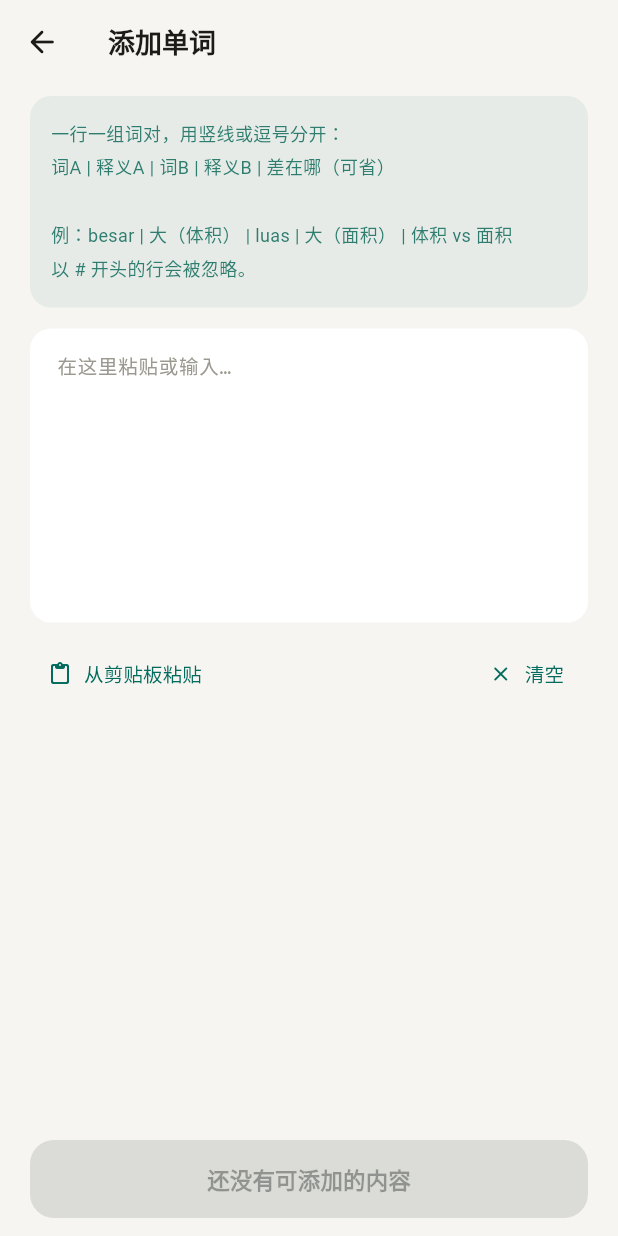
After one commit to BLUEENDDE/megumi-dictionary, a Flutter app: the screen it shows after launch, item 2 of the bottom bar chosen, after a tap on "添加单词", on a phone screen of 412 x 824 dp. The commit adds this screen. Run offline on Flutter 3.47's test engine with Material 3 defaults, Android fonts, the phone set to English and light mode, and no system bars; our stand-ins replace shared_preferences.

Commit message:
去掉添加按钮，设置改为我的，新增「添加单词」文本录入

```diff
--- a/lib/preview_main.dart
+++ b/lib/preview_main.dart
@@ -14,6 +14,7 @@ import 'screens/learned_list_screen.dart';
 import 'screens/quiz_screen.dart';
 import 'screens/root_shell.dart';
 import 'screens/settings_screen.dart';
+import 'screens/text_import_screen.dart';
 import 'services/progress_store.dart';
 import 'services/user_pairs_store.dart';
 import 'theme/palette.dart';
@@ -56,6 +57,7 @@ class PreviewApp extends StatelessWidget {
           store: progress,
         ),
       'settings' => SettingsScreen(progress: progress, userPairs: userPairs),
+      'import' => TextImportScreen(userPairs: userPairs),
       _ => screen == 'shell'
           ? const RootShell(pairs: samplePairs)
           : HomeScreen(
--- a/lib/screens/root_shell.dart
+++ b/lib/screens/root_shell.dart
@@ -104,9 +104,9 @@ class _RootShellState extends State<RootShell> {
             label: '背词',
           ),
           NavigationDestination(
-            icon: Icon(Icons.settings_outlined, color: p.muted),
-            selectedIcon: Icon(Icons.settings_rounded, color: p.primary),
-            label: '设置',
+            icon: Icon(Icons.person_outline_rounded, color: p.muted),
+            selectedIcon: Icon(Icons.person_rounded, color: p.primary),
+            label: '我的',
           ),
         ],
       ),
--- a/lib/screens/settings_screen.dart
+++ b/lib/screens/settings_screen.dart
@@ -7,6 +7,7 @@ import '../services/progress_store.dart';
 import '../services/settings_store.dart';
 import '../services/user_pairs_store.dart';
 import '../theme/palette.dart';
+import 'text_import_screen.dart';
 
 class SettingsScreen extends StatefulWidget {
   final ProgressStore progress;
@@ -224,7 +225,7 @@ class _SettingsScreenState extends State<SettingsScreen> {
                 icon: const Icon(Icons.arrow_back_rounded),
                 onPressed: () => Navigator.of(context).maybePop(),
               ),
-        title: const Text('设置'),
+        title: const Text('我的'),
       ),
       body: ListView(
         padding: const EdgeInsets.fromLTRB(20, 8, 20, 32),
@@ -272,6 +273,33 @@ class _SettingsScreenState extends State<SettingsScreen> {
             },
           ),
           const SizedBox(height: 24),
+          const _SectionTitle('词库'),
+          _Card(
+            child: Column(
+              children: [
+                _Tile(
+                  icon: Icons.add_circle_outline_rounded,
+                  title: '添加单词',
+                  subtitle: '一行一组词对，粘贴文本批量录入',
+                  onTap: () async {
+                    final added = await Navigator.of(context).push<int>(
+                      MaterialPageRoute(
+                        builder: (_) => TextImportScreen(
+                          userPairs: widget.userPairs,
+                        ),
+                      ),
+                    );
+                    if (!mounted) return;
+                    if (added != null && added > 0) {
+                      setState(() {});
+                      _toast('已添加 $added 组词对');
+                    }
+                  },
+                ),
+              ],
+            ),
+          ),
+          const SizedBox(height: 24),
           const _SectionTitle('数据'),
           _Card(
             child: Column(
@@ -309,7 +337,7 @@ class _SettingsScreenState extends State<SettingsScreen> {
                 const SizedBox(height: 10),
                 _InfoRow(label: '已掌握', value: '${widget.progress.trainedPairs} 组'),
                 const SizedBox(height: 10),
-                _InfoRow(label: '版本', value: '0.7.0'),
+                _InfoRow(label: '版本', value: '1.1.0'),
               ],
             ),
           ),
--- /dev/null
+++ b/lib/screens/text_import_screen.dart
@@ -0,0 +1,200 @@
+import 'package:flutter/material.dart';
+import 'package:flutter/services.dart';
+
+import '../models/word_pair.dart';
+import '../services/user_pairs_store.dart';
+import '../services/word_text_import.dart';
+import '../theme/palette.dart';
+
+class TextImportScreen extends StatefulWidget {
+  final UserPairsStore userPairs;
+
+  const TextImportScreen({super.key, required this.userPairs});
+
+  @override
+  State<TextImportScreen> createState() => _TextImportScreenState();
+}
+
+class _TextImportScreenState extends State<TextImportScreen> {
+  final TextEditingController _text = TextEditingController();
+  ImportParseResult _parsed =
+      const ImportParseResult(drafts: [], errors: []);
+
+  @override
+  void initState() {
+    super.initState();
+    _text.addListener(_reparse);
+  }
+
+  @override
+  void dispose() {
+    _text.removeListener(_reparse);
+    _text.dispose();
+    super.dispose();
+  }
+
+  void _reparse() {
+    setState(() => _parsed = parseWordList(_text.text));
+  }
+
+  Future<void> _paste() async {
+    final data = await Clipboard.getData(Clipboard.kTextPlain);
+    final text = data?.text;
+    if (text == null || text.trim().isEmpty) return;
+    _text.text = text;
+  }
+
+  Future<void> _import() async {
+    if (_parsed.drafts.isEmpty) return;
+    final stamp = DateTime.now().millisecondsSinceEpoch;
+
+    for (var i = 0; i < _parsed.drafts.length; i++) {
+      final draft = _parsed.drafts[i];
+      await widget.userPairs.add(
+        WordPair(
+          id: 'user-$stamp-$i',
+          tag: '导入',
+          summary: draft.summary,
+          first: WordSense(form: draft.first, gloss: draft.firstGloss),
+          second: WordSense(form: draft.second, gloss: draft.secondGloss),
+          axes: const [],
+          example: const ExamplePair(
+            firstText: '',
+            firstGloss: '',
+            firstNote: '',
+            secondText: '',
+            secondGloss: '',
+            secondNote: '',
+          ),
+        ),
+      );
+    }
+
+    if (!mounted) return;
+    Navigator.of(context).pop(_parsed.drafts.length);
+  }
+
+  @override
+  Widget build(BuildContext context) {
+    final p = context.pal;
+    final count = _parsed.drafts.length;
+
+    return Scaffold(
+      appBar: AppBar(
+        leading: IconButton(
+          icon: const Icon(Icons.arrow_back_rounded),
+          onPressed: () => Navigator.of(context).maybePop(),
+        ),
+        title: const Text('添加单词'),
+      ),
+      body: ListView(
+        padding: const EdgeInsets.fromLTRB(20, 8, 20, 24),
+        children: [
+          Container(
+            padding: const EdgeInsets.all(14),
+            decoration: BoxDecoration(
+              color: p.primary.withValues(alpha: 0.08),
+              borderRadius: BorderRadius.circular(14),
+            ),
+            child: Text(
+              '一行一组词对，用竖线或逗号分开：\n'
+              '词A | 释义A | 词B | 释义B | 差在哪（可省）\n\n'
+              '例：besar | 大（体积） | luas | 大（面积） | 体积 vs 面积\n'
+              '以 # 开头的行会被忽略。',
+              style: TextStyle(fontSize: 12, height: 1.8, color: p.primary),
+            ),
+          ),
+          const SizedBox(height: 14),
+          TextField(
+            controller: _text,
+            maxLines: 12,
+            minLines: 8,
+            style: TextStyle(
+              fontSize: 13,
+              height: 1.6,
+              fontFamily: 'monospace',
+              color: p.ink,
+            ),
+            decoration: InputDecoration(
+              hintText: '在这里粘贴或输入…',
+              hintStyle: TextStyle(fontSize: 13, color: p.hint),
+              filled: true,
+              fillColor: p.card,
+              contentPadding: const EdgeInsets.all(14),
+              border: OutlineInputBorder(
+                borderRadius: BorderRadius.circular(14),
+                borderSide: BorderSide.none,
+              ),
+            ),
+          ),
+          const SizedBox(height: 10),
+          Row(
+            children: [
+              TextButton.icon(
+                onPressed: _paste,
+                icon: const Icon(Icons.content_paste_rounded, size: 16),
+                label: const Text('从剪贴板粘贴', style: TextStyle(fontSize: 13)),
+              ),
+              const Spacer(),
+              TextButton.icon(
+                onPressed: () => _text.clear(),
+                icon: const Icon(Icons.clear_rounded, size: 16),
+                label: const Text('清空', style: TextStyle(fontSize: 13)),
+              ),
+            ],
+          ),
+          const SizedBox(height: 6),
+          if (count > 0)
+            Row(
+              children: [
+                Icon(Icons.check_circle_outline_rounded, size: 16, color: p.success),
+                const SizedBox(width: 6),
+                Text(
+                  '识别到 $count 组词对',
+                  style: TextStyle(fontSize: 13, color: p.success),
+                ),
+              ],
+            ),
+          for (final error in _parsed.errors)
+            Padding(
+              padding: const EdgeInsets.only(top: 6),
+              child: Row(
+                crossAxisAlignment: CrossAxisAlignment.start,
+                children: [
+                  Icon(Icons.error_outline_rounded, size: 15, color: p.danger),
+                  const SizedBox(width: 6),
+                  Expanded(
+                    child: Text(
+                      error,
+                      style: TextStyle(fontSize: 12, height: 1.5, color: p.danger),
+                    ),
+                  ),
+                ],
+              ),
+            ),
+        ],
+      ),
+      bottomNavigationBar: SafeArea(
+        minimum: const EdgeInsets.fromLTRB(20, 8, 20, 12),
+        child: SizedBox(
+          height: 52,
+          child: FilledButton(
+            style: FilledButton.styleFrom(
+              backgroundColor: p.primary,
+              foregroundColor:
+                  context.isDark ? const Color(0xFF10231F) : Colors.white,
+              shape: RoundedRectangleBorder(
+                borderRadius: BorderRadius.circular(16),
+              ),
+            ),
+            onPressed: count > 0 ? _import : null,
+            child: Text(
+              count > 0 ? '添加 $count 组' : '还没有可添加的内容',
+              style: const TextStyle(fontSize: 15, fontWeight: FontWeight.w700),
+            ),
+          ),
+        ),
+      ),
+    );
+  }
+}
--- /dev/null
+++ b/lib/services/word_text_import.dart
@@ -0,0 +1,85 @@
+/// 文本批量导入：一行一组词对。
+///
+/// 支持的分隔符：竖线 `|`、全角竖线 `｜`、制表符、逗号 `,`、全角逗号 `，`。
+/// 每行至少 4 段：词A、A 的释义、词B、B 的释义；第 5 段是"差在哪"（可空）。
+/// 以 # 开头的行是注释，会被忽略。
+library;
+
+class WordDraft {
+  final String first;
+  final String firstGloss;
+  final String second;
+  final String secondGloss;
+  final String summary;
+
+  const WordDraft({
+    required this.first,
+    required this.firstGloss,
+    required this.second,
+    required this.secondGloss,
+    required this.summary,
+  });
+}
+
+class ImportParseResult {
+  final List<WordDraft> drafts;
+  final List<String> errors;
+
+  const ImportParseResult({required this.drafts, required this.errors});
+
+  bool get isEmpty => drafts.isEmpty;
+}
+
+ImportParseResult parseWordList(String raw) {
+  final drafts = <WordDraft>[];
+  final errors = <String>[];
+  final lines = raw.split('\n');
+
+  for (var i = 0; i < lines.length; i++) {
+    final line = lines[i].trim();
+    if (line.isEmpty || line.startsWith('#')) continue;
+
+    final parts = _split(line);
+    if (parts.length < 4) {
+      errors.add('第 ${i + 1} 行：至少要 4 段（词A | 释义A | 词B | 释义B）');
+      continue;
+    }
+
+    final first = parts[0];
+    final second = parts[2];
+    if (first.isEmpty || second.isEmpty) {
+      errors.add('第 ${i + 1} 行：两个词不能为空');
+      continue;
+    }
+
+    drafts.add(
+      WordDraft(
+        first: first,
+        firstGloss: parts[1].isEmpty ? '（还没写释义）' : parts[1],
+        second: second,
+        secondGloss: parts[3].isEmpty ? '（还没写释义）' : parts[3],
+        summary: parts.length >= 5 && parts[4].isNotEmpty
+            ? parts[4]
+            : '$first 和 $second 的区别（待补充）',
+      ),
+    );
+  }
+
+  return ImportParseResult(drafts: drafts, errors: errors);
+}
+
+List<String> _split(String line) {
+  if (line.contains('|')) {
+    return line.split('|').map((e) => e.trim()).toList();
+  }
+  if (line.contains('｜')) {
+    return line.split('｜').map((e) => e.trim()).toList();
+  }
+  if (line.contains('\t')) {
+    return line.split('\t').map((e) => e.trim()).toList();
+  }
+  if (line.contains('，')) {
+    return line.split('，').map((e) => e.trim()).toList();
+  }
+  return line.split(',').map((e) => e.trim()).toList();
+}
```
Also changed, not shown: lib/screens/home_screen.dart (+0 -20 lines), 1 other file.
